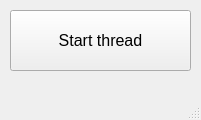
Qt form QT_Concurrent_Thread/01_Run_A_Function_In_A_Thread/mainwindow.ui (DamianPodrazaCode/QT_code) before a commit.
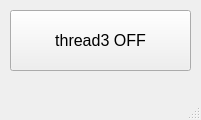
The same form after that commit.

The edit to the form file:
```diff
--- a/QT_Concurrent_Thread/01_Run_A_Function_In_A_Thread/mainwindow.ui
+++ b/QT_Concurrent_Thread/01_Run_A_Function_In_A_Thread/mainwindow.ui
@@ -41,7 +41,10 @@
      </font>
     </property>
     <property name="text">
-     <string>Start thread</string>
+     <string>thread3 OFF</string>
+    </property>
+    <property name="checkable">
+     <bool>true</bool>
     </property>
     <property name="autoDefault">
      <bool>false</bool>
```
Left out of the diff: 2 changed lines with no effect on the pictures.
